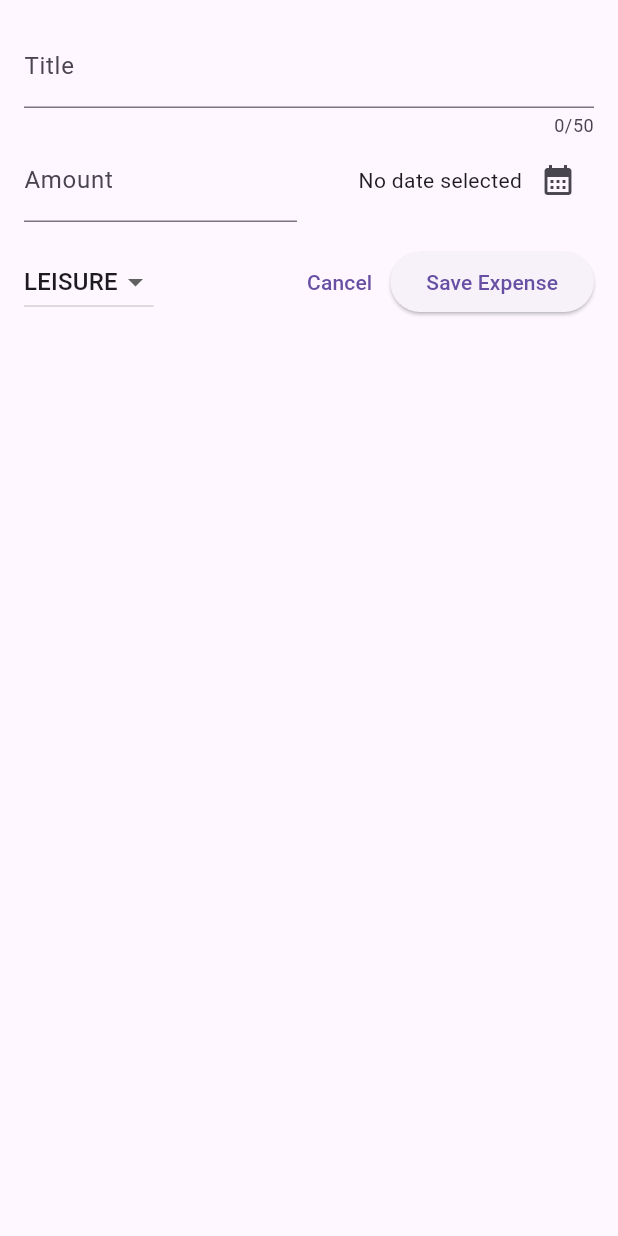
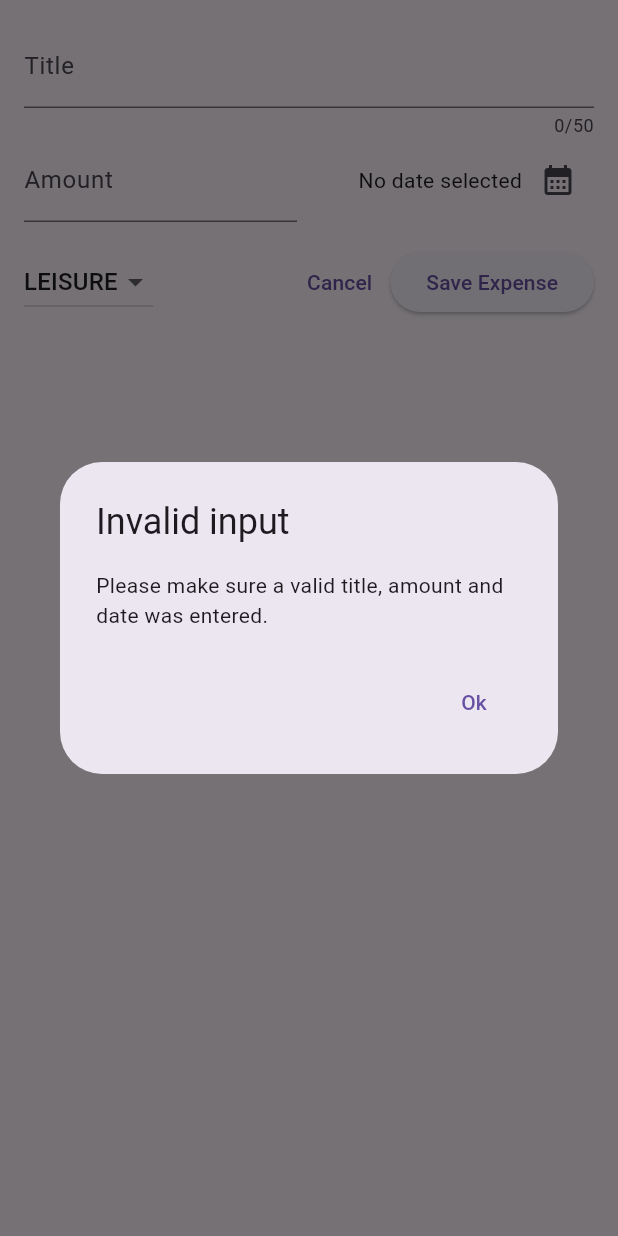
Before and after one commit to kartpop/expense_tracker, a Flutter app: the NewExpense widget shown alone on an empty page, opened directly, after a tap on "Save Expense", on a phone screen of 412 x 824 dp. Run offline on Flutter 3.47's test engine with Material 2 defaults, Android fonts, the phone set to English and light mode, and no system bars.

Commit message:
chore: validate inputs on click of Save New Expense

```diff
--- a/lib/widgets/new_expense.dart
+++ b/lib/widgets/new_expense.dart
@@ -35,6 +35,32 @@ class _NewExpenseState extends State<NewExpense> {
     _titleController.dispose();
     _amountController.dispose();
     super.dispose();
+  }
+
+  void _submitExpenseData() {
+    final enteredAmount = double.tryParse(_amountController.text);
+    final amountIsInvalid = enteredAmount == null || enteredAmount <= 0;
+    if (_titleController.text.trim().isEmpty ||
+        amountIsInvalid ||
+        _selectedDate == null) {
+      showDialog(
+        context: context,
+        builder: ((ctx) => AlertDialog(
+              title: const Text('Invalid input'),
+              content: const Text(
+                  'Please make sure a valid title, amount and date was entered.'),
+              actions: [
+                TextButton(
+                  onPressed: () {
+                    Navigator.pop(ctx);
+                  },
+                  child: const Text('Ok'),
+                )
+              ],
+            )),
+      );
+      return;
+    }
   }
 
   @override
@@ -111,10 +137,7 @@ class _NewExpenseState extends State<NewExpense> {
                 child: const Text('Cancel'),
               ),
               ElevatedButton(
-                onPressed: () {
-                  print(_titleController.text);
-                  print(_amountController.text);
-                },
+                onPressed: _submitExpenseData,
                 child: const Text('Save Expense'),
               ),
             ],
```
